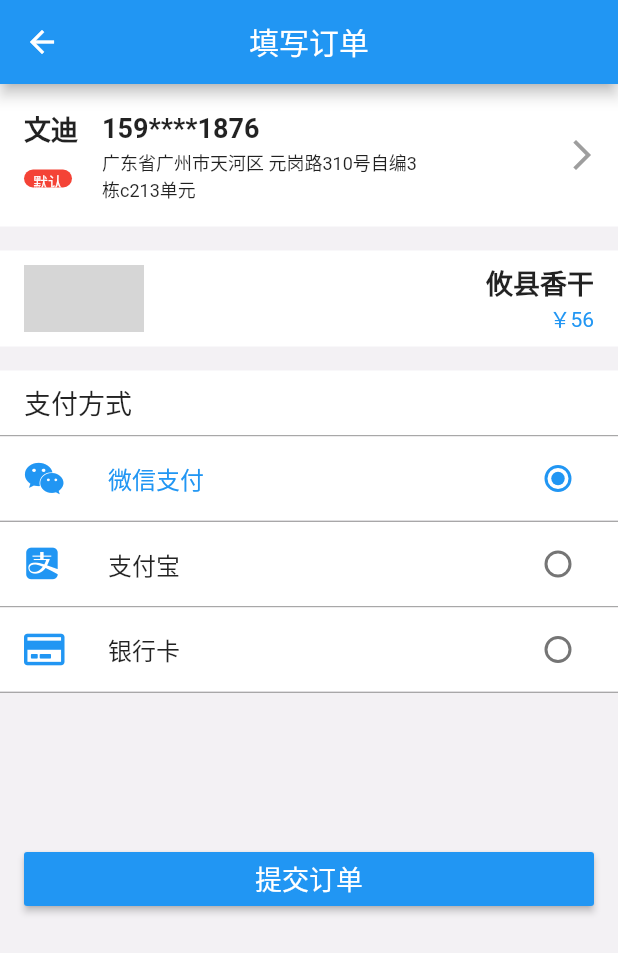
After one commit to yunhaipiaodi/flutter_app, a Flutter app: the OrderDetailPage screen opened by its route, on a phone screen of 412 x 824 dp. The commit adds this screen. Shown: the top 953 px of the screen. Run offline on Flutter 3.47's test engine with Material 2 defaults, Android fonts, the phone set to English and light mode, and no system bars; our stand-ins replace font_awesome_flutter, shared_preferences, sqflite; accounts and stored records are empty; network calls fail; grey boxes are pictures that could not be loaded.

Commit message:
commit by XuLin 20180907 18:33

```diff
--- a/lib/bottomTabPage/Mine.dart
+++ b/lib/bottomTabPage/Mine.dart
@@ -161,13 +161,13 @@ class Mine extends StatelessWidget{
     return
       Container(
         height: 37.5,
-        margin: const EdgeInsets.only(top:16.0,left: 16.0,right: 8.0,),
+        margin: const EdgeInsets.only(left: 16.0,),
         decoration: BoxDecoration(
           border: Border(bottom: BorderSide(color: Colors.grey)),
         ),
         child:Row(
           children: <Widget>[
-            Text(title,style: TextStyle(color: Colors.black,fontSize: 22.0),),
+            Text(title,),
             IconButton(icon: Icon(Icons.navigate_next,),onPressed: null,),
           ],
           mainAxisAlignment: MainAxisAlignment.spaceBetween,
--- a/lib/mainPage/DetailPage.dart
+++ b/lib/mainPage/DetailPage.dart
@@ -3,6 +3,7 @@ import 'dart:convert';
 
 import 'package:flutter/material.dart';
 import 'package:http/http.dart' as http;
+import 'package:shared_preferences/shared_preferences.dart';
 
 class DetailPage extends StatefulWidget{
 
@@ -24,6 +25,13 @@ class DetailState extends State<DetailPage>{
     }else{
      throw ("get cuisine by id error");
     }
+  }
+
+  Future<bool> _getLoginState() async{
+    SharedPreferences prefs = await SharedPreferences.getInstance();
+    bool hasLogin = await prefs.getBool("hasLogin");
+    hasLogin = hasLogin == null?false:hasLogin;
+    return hasLogin;
   }
 
   Widget _getCommendItem(int index){
@@ -87,6 +95,7 @@ class DetailState extends State<DetailPage>{
           )
       ),
       margin: EdgeInsets.only(left: 8.0,right: 8.0),
+      padding: EdgeInsets.only(top: 8.0,bottom: 8.0),
     );
   }
 
@@ -170,7 +179,16 @@ class DetailState extends State<DetailPage>{
                                 crossAxisAlignment: CrossAxisAlignment.start,
                               ),
                               RaisedButton(
-                                onPressed: () {},
+                                onPressed: () {
+                                  _getLoginState().then((bool hasLogin){
+                                    if(hasLogin){
+                                      Navigator.pushNamed(context, '/order_detail');
+                                    }else{
+                                      Navigator.pushNamed(context, '/login');
+                                    }
+                                  });
+
+                                },
                                 child: Text("下单",style: TextStyle(color: Colors.white),),
                                 color: Color.fromARGB(255, 255, 152, 0),
                               ),
--- /dev/null
+++ b/lib/mainPage/OrderDetailPage.dart
@@ -0,0 +1,212 @@
+import 'package:flutter/material.dart';
+import 'package:font_awesome_flutter/font_awesome_flutter.dart';
+
+class OrderDetailPage extends StatefulWidget{
+  @override
+  OrderDetailState createState() => OrderDetailState();
+}
+
+class OrderDetailState extends State<OrderDetailPage>{
+
+  int _selectValue = 0;
+
+  @override
+  Widget build(BuildContext context) {
+    // TODO: implement build
+    return Scaffold(
+      appBar: AppBar(
+        leading: IconButton(
+            icon: Icon(Icons.arrow_back),
+            onPressed: (){
+              Navigator.pop(context);
+            }
+        ),
+        title: Text("填写订单"),
+        centerTitle: true,
+      ),
+      body: Container(
+        child: Column(
+          children: <Widget>[
+
+            //receiver message
+            Container(
+              child: Row(
+                children: <Widget>[
+                  Column(
+                    children: <Widget>[
+                      Row(
+                        children: <Widget>[
+                          Text("文迪",style: TextStyle(fontWeight: FontWeight.bold,fontSize: 18.0),),
+                          Container(
+                            child: Text("159****1876",style: TextStyle(fontWeight: FontWeight.bold,fontSize: 18.0),),
+                            margin: const EdgeInsets.only(left: 16.0),
+                          ),
+                        ],
+                        mainAxisAlignment: MainAxisAlignment.start,
+                      ),
+                      Row(
+                        children: <Widget>[
+                          Container(
+                            height: 12.0,
+                            child: Text("默认",style: TextStyle(color: Colors.white,fontSize: 10.0),),
+                            decoration: BoxDecoration(
+                              borderRadius: BorderRadius.all(Radius.circular(6.0)),
+                              color: Colors.red,
+                            ),
+                            padding: EdgeInsets.only(left: 6.0,right: 6.0),
+                            margin: EdgeInsets.only(right: 4.0,top:4.0),
+                          ),
+                          Container(
+                            child: Text("广东省广州市天河区 元岗路310号自编3栋c213单元",style: TextStyle(fontSize: 12.0),),
+                            margin: const EdgeInsets.only(left: 16.0),
+                            width: 220.0,
+                          ),
+                        ],
+                        mainAxisAlignment: MainAxisAlignment.start,
+                      ),
+                    ],
+                    crossAxisAlignment: CrossAxisAlignment.start,
+                  ),
+
+                  IconButton(
+                    icon: Icon(Icons.arrow_forward_ios,color: Colors.grey,),
+                    onPressed: (){
+
+                    },
+                  ),
+
+                ],
+                mainAxisAlignment: MainAxisAlignment.spaceBetween,
+              ),
+              padding: EdgeInsets.only(left: 16.0,top:16.0,bottom: 16.0,),
+              color: Colors.white,
+            ),
+
+            //cuisine
+            Container(
+              child: Row(
+                children: <Widget>[
+                  Image.network(
+                    "http://yunhaipiaodi.gz01.bdysite.com/AppServer/cuisine_img/5b7e1610f3629.jpg",
+                    width: 80.0,
+                    height: 45.0,
+                  ),
+
+                 Column(
+                   children: <Widget>[
+                     Text("攸县香干",style: TextStyle(fontWeight: FontWeight.bold,fontSize: 18.0),),
+                     Text("￥56",style: TextStyle(color: Colors.blue,),),
+                   ],
+                   crossAxisAlignment: CrossAxisAlignment.end,
+                 ),
+                ],
+                mainAxisAlignment: MainAxisAlignment.spaceBetween,
+              ),
+              padding: EdgeInsets.only(left: 16.0,top: 8.0,right: 16.0,bottom: 8.0,),
+              margin: EdgeInsets.only(top:16.0),
+              color: Colors.white,
+            ),
+
+            //pay mode
+            Container(
+              child:Row(
+                children: <Widget>[
+                  Text("支付方式",style: TextStyle(fontSize: 18.0),),
+                ],
+              ),
+              padding: EdgeInsets.only(left: 16.0,top: 8.0,right: 16.0,bottom: 8.0,),
+              margin: EdgeInsets.only(top:16.0),
+              color: Colors.white,
+            ),
+            Divider(
+              color: Color.fromARGB(255, 143, 143, 143),
+              height: 1.0,
+            ),
+            Container(
+              child: ListTile(
+                leading: Icon(FontAwesomeIcons.weixin,color: Colors.blue,),
+                title: Text("微信支付"),
+                selected: _selectValue == 0?true:false,
+                trailing: Radio(
+                  value: 0,
+                  groupValue: _selectValue,
+                  onChanged: (int value){
+                    setState(() {
+                      _selectValue = value;
+                    });
+                  },
+                ),
+              ),
+              color: Colors.white,
+            ),
+            Divider(
+              color: Color.fromARGB(255, 143, 143, 143),
+              height: 1.0,
+            ),
+            Container(
+              child: ListTile(
+                leading: Icon(IconData(0xe802, fontFamily: "ali"),color: Colors.blue,),
+                title: Text("支付宝"),
+                selected: _selectValue == 1?true:false,
+                trailing: Radio(
+                  value: 1,
+                  groupValue: _selectValue,
+                  onChanged: (int value){
+                    setState(() {
+                      _selectValue = value;
+                    });
+                  },
+                ),
+              ),
+              color: Colors.white,
+            ),
+            Divider(
+              color: Color.fromARGB(255, 143, 143, 143),
+              height: 1.0,
+            ),
+            Container(
+              child: ListTile(
+                leading: Icon(FontAwesomeIcons.creditCard,color: Colors.blue,),
+                title: Text("银行卡"),
+                selected: _selectValue == 2?true:false,
+                trailing: Radio(
+                  value: 2,
+                  groupValue: _selectValue,
+                  onChanged: (int value){
+                    setState(() {
+                      _selectValue = value;
+                    });
+                  },
+                ),
+              ),
+              color: Colors.white,
+            ),
+            Divider(
+              color: Color.fromARGB(255, 143, 143, 143),
+              height: 1.0,
+            ),
+
+            Container(
+              child: RaisedButton(
+                color: Colors.blue,
+                child: Row(
+                  children: <Widget>[
+                    Text("提交订单",style: TextStyle(color: Colors.white,fontSize: 18.0),),
+                  ],
+                  mainAxisAlignment: MainAxisAlignment.center,
+                ),
+                onPressed: (){
+
+                },
+              ),
+              padding: const EdgeInsets.only(left: 16.0,right: 16.0),
+              margin: const EdgeInsets.only(top:100.0),
+            ),
+          ],
+        ),
+        color: Color.fromARGB(255, 243, 241, 244),
+      )
+    );
+  }
+
+}
--- a/lib/mainPage/SettingPage.dart
+++ b/lib/mainPage/SettingPage.dart
@@ -46,7 +46,7 @@ class SettingPageState extends State<SettingPage>{
               child: Row(
                 children: <Widget>[
                   Text("退出登陆"),
-                  Icon(Icons.arrow_forward_ios,color: Colors.grey,),
+                  Icon(Icons.navigate_next,color: Colors.grey,),
                 ],
                 mainAxisAlignment: MainAxisAlignment.spaceBetween,
               ),
--- a/lib/mainPage/main.dart
+++ b/lib/mainPage/main.dart
@@ -1,11 +1,12 @@
 import 'package:flutter/material.dart';
-import 'package:flutter_app/mainPage/DetailPage.dart';
 import 'package:flutter_app/mainPage/LoadingPage.dart';
 import 'package:flutter_app/mainPage/LoginPage.dart';
 import 'package:flutter_app/mainPage/MainPage.dart';
+import 'package:flutter_app/mainPage/OrderDetailPage.dart';
 import 'package:flutter_app/mainPage/SearchPage.dart';
 import 'package:flutter_app/mainPage/SettingPage.dart';
 import 'package:flutter_app/mainPage/SignUpPage.dart';
+import 'package:flutter_app/mainPage/OrderDetailPage.dart';
 
 void main() => runApp(new MyApp());
 
@@ -22,6 +23,7 @@ class MyApp extends StatelessWidget {
         '/login':(context) => LoginPage(),           //登陆页
         '/sign_up':(context) => SignUpPage(),      //注册页
         '/setting':(context) => SettingPage(),      //设置页
+        '/order_detail':(context) => OrderDetailPage(),      //设置页
       },
     );
   }
--- a/pubspec.yaml
+++ b/pubspec.yaml
@@ -40,6 +40,9 @@ flutter:
     - family:         icomoon
       fonts:
         - asset:      font/bubble.ttf
+    - family:         ali
+      fonts:
+        - asset:      font/alipay.ttf
 
   # To add assets to your application, add an assets section, like this:
   # assets:
```
Also changed, not shown: font/alipay.ttf (added).
